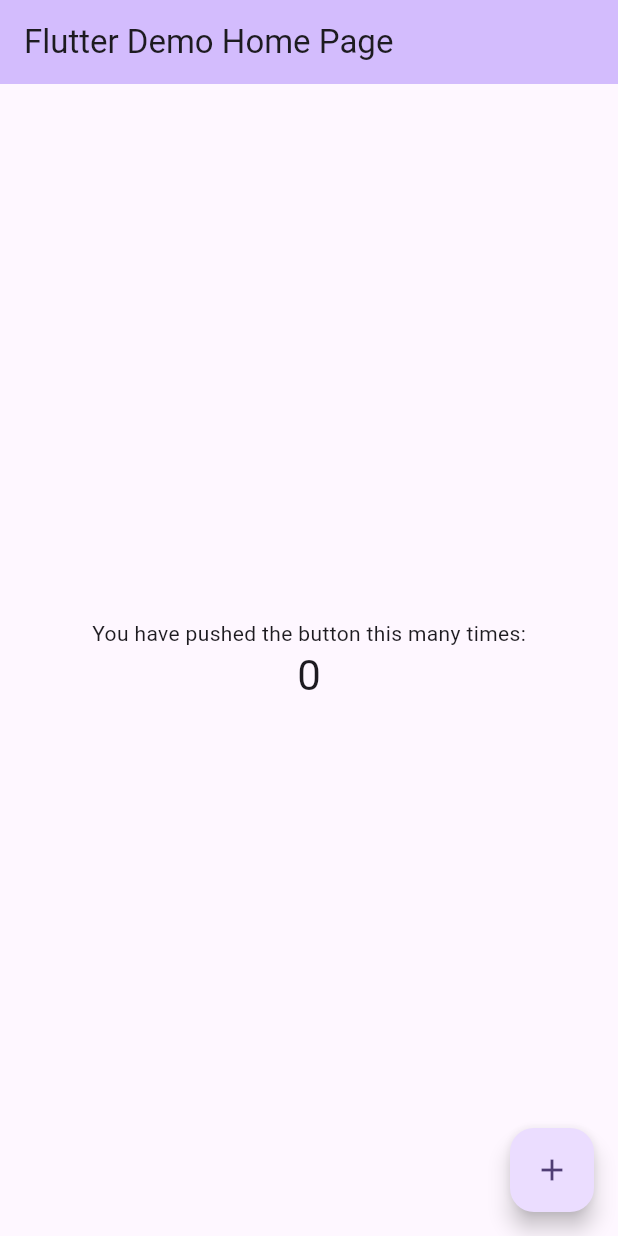
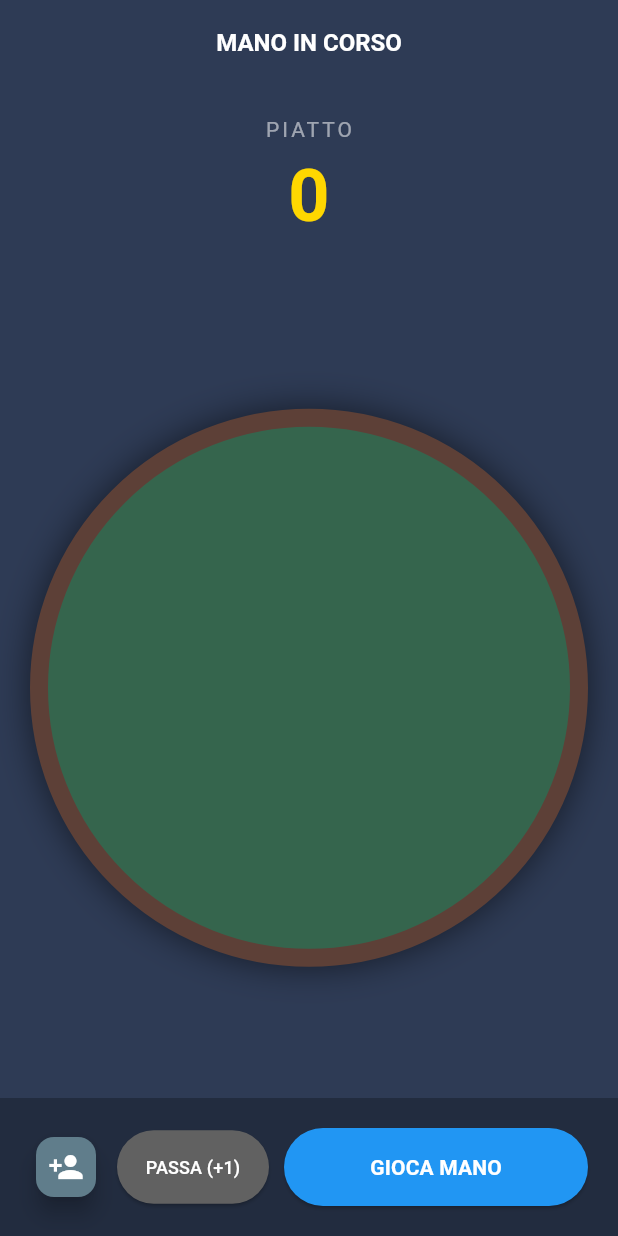
Before and after one commit to mviolicautha/bestia-score-keeper, a Flutter app: the screen it shows after launch, on a phone screen of 412 x 824 dp. Run offline on Flutter 3.47's test engine with Material 3 defaults, Android fonts, the phone set to English and light mode, and no system bars; our stand-ins replace sqflite; accounts and stored records are empty.

Commit message:
Implementazione preliminare delle fasi di gioco

```diff
--- /dev/null
+++ b/lib/data/model/player.dart
@@ -0,0 +1,27 @@
+enum GamePhase {
+  dealerSelection, // Fase 1: Si decide se giocare o passare
+  pickingWinners,  // Fase 2: Chi ha vinto?
+  pickingLosers    // Fase 3: Chi ha perso (bussato)?
+}
+
+class Player {
+  final String id;
+  String name;
+  int score;
+
+  Player({
+    required this.name,
+    this.score = 0,
+    String? id,
+  }) : id = id ?? DateTime.now().microsecondsSinceEpoch.toString();
+
+  // Metodi per convertire da/verso Database
+  Map<String, dynamic> toMap(int sortOrder) {
+    return {
+      'id': id,
+      'name': name,
+      'score': score,
+      'sort_order': sortOrder,
+    };
+  }
+}
--- a/lib/main.dart
+++ b/lib/main.dart
@@ -1,122 +1,37 @@
 import 'package:flutter/material.dart';
+import 'package:provider/provider.dart';
+// Assicurati che questi import corrispondano al nome nel tuo pubspec.yaml
+import 'package:bestia_scoreboard_application/logic/game_provider.dart';
+import 'package:bestia_scoreboard_application/ui/screens/game_table_screen.dart';
 
 void main() {
-  runApp(const MyApp());
+  // Assicura che i binding di Flutter siano inizializzati prima di usare plugin (sqflite)
+  WidgetsFlutterBinding.ensureInitialized();
+
+  runApp(
+    MultiProvider(
+      providers: [
+        ChangeNotifierProvider(create: (_) => GameProvider()),
+      ],
+      child: const MyApp(),
+    ),
+  );
 }
 
 class MyApp extends StatelessWidget {
   const MyApp({super.key});
 
-  // This widget is the root of your application.
   @override
   Widget build(BuildContext context) {
     return MaterialApp(
-      title: 'Flutter Demo',
+      title: 'Bestia Scoreboard',
       theme: ThemeData(
-        // This is the theme of your application.
-        //
-        // TRY THIS: Try running your application with "flutter run". You'll see
-        // the application has a purple toolbar. Then, without quitting the app,
-        // try changing the seedColor in the colorScheme below to Colors.green
-        // and then invoke "hot reload" (save your changes or press the "hot
-        // reload" button in a Flutter-supported IDE, or press "r" if you used
-        // the command line to start the app).
-        //
-        // Notice that the counter didn't reset back to zero; the application
-        // state is not lost during the reload. To reset the state, use hot
-        // restart instead.
-        //
-        // This works for code too, not just values: Most code changes can be
-        // tested with just a hot reload.
-        colorScheme: ColorScheme.fromSeed(seedColor: Colors.deepPurple),
+        // Colore primario verde per richiamare il tavolo da gioco
+        colorScheme: ColorScheme.fromSeed(seedColor: const Color(0xFF35654d)),
+        useMaterial3: true,
       ),
-      home: const MyHomePage(title: 'Flutter Demo Home Page'),
+      // Qui diciamo all'app di partire dalla TUA schermata del tavolo
+      home: const GameTableScreen(),
     );
   }
 }
-
-class MyHomePage extends StatefulWidget {
-  const MyHomePage({super.key, required this.title});
-
-  // This widget is the home page of your application. It is stateful, meaning
-  // that it has a State object (defined below) that contains fields that affect
-  // how it looks.
-
-  // This class is the configuration for the state. It holds the values (in this
-  // case the title) provided by the parent (in this case the App widget) and
-  // used by the build method of the State. Fields in a Widget subclass are
-  // always marked "final".
-
-  final String title;
-
-  @override
-  State<MyHomePage> createState() => _MyHomePageState();
-}
-
-class _MyHomePageState extends State<MyHomePage> {
-  int _counter = 0;
-
-  void _incrementCounter() {
-    setState(() {
-      // This call to setState tells the Flutter framework that something has
-      // changed in this State, which causes it to rerun the build method below
-      // so that the display can reflect the updated values. If we changed
-      // _counter without calling setState(), then the build method would not be
-      // called again, and so nothing would appear to happen.
-      _counter++;
-    });
-  }
-
-  @override
-  Widget build(BuildContext context) {
-    // This method is rerun every time setState is called, for instance as done
-    // by the _incrementCounter method above.
-    //
-    // The Flutter framework has been optimized to make rerunning build methods
-    // fast, so that you can just rebuild anything that needs updating rather
-    // than having to individually change instances of widgets.
-    return Scaffold(
-      appBar: AppBar(
-        // TRY THIS: Try changing the color here to a specific color (to
-        // Colors.amber, perhaps?) and trigger a hot reload to see the AppBar
-        // change color while the other colors stay the same.
-        backgroundColor: Theme.of(context).colorScheme.inversePrimary,
-        // Here we take the value from the MyHomePage object that was created by
-        // the App.build method, and use it to set our appbar title.
-        title: Text(widget.title),
-      ),
-      body: Center(
-        // Center is a layout widget. It takes a single child and positions it
-        // in the middle of the parent.
-        child: Column(
-          // Column is also a layout widget. It takes a list of children and
-          // arranges them vertically. By default, it sizes itself to fit its
-          // children horizontally, and tries to be as tall as its parent.
-          //
-          // Column has various properties to control how it sizes itself and
-          // how it positions its children. Here we use mainAxisAlignment to
-          // center the children vertically; the main axis here is the vertical
-          // axis because Columns are vertical (the cross axis would be
-          // horizontal).
-          //
-          // TRY THIS: Invoke "debug painting" (choose the "Toggle Debug Paint"
-          // action in the IDE, or press "p" in the console), to see the
-          // wireframe for each widget.
-          mainAxisAlignment: MainAxisAlignment.center,
-          children: <Widget>[
-            const Text('You have pushed the button this many times:'),
-            Text(
-              '$_counter',
-              style: Theme.of(context).textTheme.headlineMedium,
-            ),
-          ],
-        ),
-      ),
-      floatingActionButton: FloatingActionButton(
-        onPressed: _incrementCounter,
-        tooltip: 'Increment',
-        child: const Icon(Icons.add),
-      ), // This trailing comma makes auto-formatting nicer for build methods.
-    );
-  }
-}
--- /dev/null
+++ b/lib/ui/screens/game_table_screen.dart
@@ -0,0 +1,263 @@
+import 'dart:math';
+import 'package:flutter/material.dart';
+import 'package:provider/provider.dart';
+import 'package:bestia_scoreboard_application/logic/game_provider.dart';
+import 'package:bestia_scoreboard_application/data/model/player.dart'; // Importa per l'Enum
+
+class GameTableScreen extends StatelessWidget {
+  const GameTableScreen({super.key});
+
+  @override
+  Widget build(BuildContext context) {
+    final game = context.watch<GameProvider>();
+
+    // Titolo dinamico in base alla fase
+    String statusText = "";
+    Color statusColor = Colors.white;
+    switch (game.currentPhase) {
+      case GamePhase.dealerSelection:
+        statusText = "MANO IN CORSO";
+        statusColor = Colors.white;
+        break;
+      case GamePhase.pickingWinners:
+        statusText = "SELEZIONA VINCITORI (1-3)";
+        statusColor = Colors.greenAccent;
+        break;
+      case GamePhase.pickingLosers:
+        statusText = "SELEZIONA BUSSATI (PERDENTI)";
+        statusColor = Colors.redAccent;
+        break;
+    }
+
+    if (game.isLoading) return const Scaffold(body: Center(child: CircularProgressIndicator()));
+
+    return Scaffold(
+      appBar: AppBar(
+        title: Text(statusText, style: TextStyle(color: statusColor, fontWeight: FontWeight.bold, fontSize: 16)),
+        centerTitle: true,
+        backgroundColor: const Color(0xFF2E3B55),
+        elevation: 0,
+      ),
+      backgroundColor: const Color(0xFF2E3B55),
+      body: Column(
+        children: [
+          // 1. INFO PIATTO
+          Container(
+            padding: const EdgeInsets.symmetric(vertical: 20),
+            child: Column(
+              children: [
+                const Text("PIATTO", style: TextStyle(color: Colors.white54, letterSpacing: 2)),
+                Text(
+                  "${game.currentPot}", // DATO REALE
+                  style: const TextStyle(
+                    color: Color(0xFFFFD700), fontSize: 48, fontWeight: FontWeight.bold
+                  ),
+                ),
+              ],
+            ),
+          ),
+
+          // 2. TAVOLO
+          Expanded(
+            child: LayoutBuilder(
+              builder: (context, constraints) {
+                final double tableDiameter = min(constraints.maxWidth, constraints.maxHeight) - 40;
+                final double radius = tableDiameter / 2;
+
+                return Center(
+                  child: SizedBox(
+                    width: tableDiameter, height: tableDiameter,
+                    child: Stack(
+                      alignment: Alignment.center,
+                      children: [
+                        // Panno Verde
+                        Container(
+                          decoration: BoxDecoration(
+                            color: const Color(0xFF35654d),
+                            shape: BoxShape.circle,
+                            border: Border.all(color: const Color(0xFF5D4037), width: 12),
+                            boxShadow: const [BoxShadow(color: Colors.black54, blurRadius: 20)],
+                          ),
+                        ),
+
+                        // Giocatori
+                        ...List.generate(game.players.length, (index) {
+                          final p = game.players[index];
+                          final double angle = (2 * pi * index) / game.players.length - (pi / 2);
+                          final double playerRadius = radius - 45;
+
+                          // Verifica se è selezionato
+                          bool isSelected = game.selectedPlayerIds.contains(p.id);
+
+                          return Transform.translate(
+                            offset: Offset(playerRadius * cos(angle), playerRadius * sin(angle)),
+                            child: GestureDetector(
+                              onTap: () => game.togglePlayerSelection(p.id),
+                              child: _buildPlayerAvatar(p, isSelected, game.currentPhase),
+                            ),
+                          );
+                        }),
+
+                        // Dealer Token
+                        if (game.players.isNotEmpty)
+                          _buildDealerToken(radius, game.players.length, game.dealerIndex),
+                      ],
+                    ),
+                  ),
+                );
+              },
+            ),
+          ),
+
+          // 3. BARRA CONTROLLI (DINAMICA)
+          Container(
+            padding: const EdgeInsets.all(20),
+            color: Colors.black26,
+            child: SafeArea(
+              child: _buildBottomControls(context, game),
+            ),
+          ),
+        ],
+      ),
+    );
+  }
+
+  // Widget Avatar con bordo di selezione
+  Widget _buildPlayerAvatar(Player player, bool isSelected, GamePhase phase) {
+    Color borderColor = Colors.transparent;
+    double borderWidth = 0;
+
+    if (isSelected) {
+      borderWidth = 4;
+      if (phase == GamePhase.pickingWinners) borderColor = Colors.greenAccent;
+      if (phase == GamePhase.pickingLosers) borderColor = Colors.redAccent;
+    }
+
+    return Column(
+      mainAxisSize: MainAxisSize.min,
+      children: [
+        Container(
+          decoration: BoxDecoration(
+            shape: BoxShape.circle,
+            border: Border.all(color: borderColor, width: borderWidth),
+          ),
+          child: CircleAvatar(
+            radius: 22,
+            backgroundColor: Colors.white,
+            child: Text(player.name[0].toUpperCase(), style: const TextStyle(fontWeight: FontWeight.bold)),
+          ),
+        ),
+        const SizedBox(height: 4),
+        Container(
+          padding: const EdgeInsets.symmetric(horizontal: 8, vertical: 2),
+          decoration: BoxDecoration(
+            color: Colors.black87,
+            borderRadius: BorderRadius.circular(12),
+          ),
+          child: Text(
+            "${player.name}\n${player.score}",
+            textAlign: TextAlign.center,
+            style: const TextStyle(color: Colors.white, fontSize: 10),
+          ),
+        ),
+      ],
+    );
+  }
+
+  Widget _buildDealerToken(double tableRadius, int playerCount, int dealerIndex) {
+    final double tokenRadius = tableRadius - 90;
+    final double angle = (2 * pi * dealerIndex) / playerCount - (pi / 2);
+    return Transform.translate(
+      offset: Offset(tokenRadius * cos(angle), tokenRadius * sin(angle)),
+      child: Container(
+        width: 30, height: 30,
+        decoration: const BoxDecoration(color: Colors.yellow, shape: BoxShape.circle),
+        child: const Center(child: Text("D", style: TextStyle(fontWeight: FontWeight.bold))),
+      ),
+    );
+  }
+
+  // LOGICA DEI BOTTONI IN BASSO
+  Widget _buildBottomControls(BuildContext context, GameProvider game) {
+    switch (game.currentPhase) {
+      case GamePhase.dealerSelection:
+        return Row(
+          children: [
+            // Aggiungi giocatore (Solo in fase 1)
+            FloatingActionButton.small(
+              heroTag: "add", backgroundColor: Colors.blueGrey,
+              onPressed: () => _showAddPlayerDialog(context),
+              child: const Icon(Icons.person_add, color: Colors.white),
+            ),
+            const SizedBox(width: 10),
+            // Bottone "Giro a vuoto"
+            Expanded(
+              flex: 1,
+              child: ElevatedButton(
+                style: ElevatedButton.styleFrom(backgroundColor: Colors.grey[700], padding: const EdgeInsets.symmetric(vertical: 16)),
+                onPressed: game.passHandWithoutPlaying,
+                child: const Text("PASSA (+1)", style: TextStyle(color: Colors.white, fontSize: 12)),
+              ),
+            ),
+            const SizedBox(width: 10),
+            // Bottone "Gioca"
+            Expanded(
+              flex: 2,
+              child: ElevatedButton(
+                style: ElevatedButton.styleFrom(backgroundColor: Colors.blue, padding: const EdgeInsets.symmetric(vertical: 16)),
+                onPressed: game.startHand,
+                child: const Text("GIOCA MANO", style: TextStyle(color: Colors.white, fontWeight: FontWeight.bold)),
+              ),
+            ),
+          ],
+        );
+
+      case GamePhase.pickingWinners:
+        return SizedBox(
+          width: double.infinity,
+          child: ElevatedButton(
+            style: ElevatedButton.styleFrom(backgroundColor: Colors.green, padding: const EdgeInsets.symmetric(vertical: 16)),
+            onPressed: game.selectedPlayerIds.isEmpty ? null : game.confirmWinners,
+            child: const Text("CONFERMA VINCITORI", style: TextStyle(fontSize: 18, color: Colors.white)),
+          ),
+        );
+
+      case GamePhase.pickingLosers:
+        return SizedBox(
+          width: double.infinity,
+          child: ElevatedButton(
+            style: ElevatedButton.styleFrom(backgroundColor: Colors.redAccent, padding: const EdgeInsets.symmetric(vertical: 16)),
+            onPressed: game.confirmLosersAndEndHand,
+            child: const Text("FINE MANO (CALCOLA)", style: TextStyle(fontSize: 18, color: Colors.white)),
+          ),
+        );
+    }
+  }
+
+  void _showAddPlayerDialog(BuildContext context) {
+      // ... (stesso codice di prima) ...
+      final controller = TextEditingController();
+      showDialog(
+        context: context,
+        builder: (ctx) => AlertDialog(
+          backgroundColor: Colors.blueGrey[900],
+          title: const Text("Nuovo Giocatore", style: TextStyle(color: Colors.white)),
+          content: TextField(
+            controller: controller,
+            style: const TextStyle(color: Colors.white),
+          ),
+          actions: [
+             ElevatedButton(
+              onPressed: () {
+                if (controller.text.isNotEmpty) {
+                  Provider.of<GameProvider>(context, listen: false).addPlayer(controller.text);
+                  Navigator.pop(ctx);
+                }
+              },
+              child: const Text("Aggiungi"),
+            )
+          ],
+        ),
+      );
+  }
+}
```
Also changed, not shown: lib/data/database_helper.dart (added, +70 -0 lines), lib/logic/game_provider.dart (added, +153 -0 lines).
